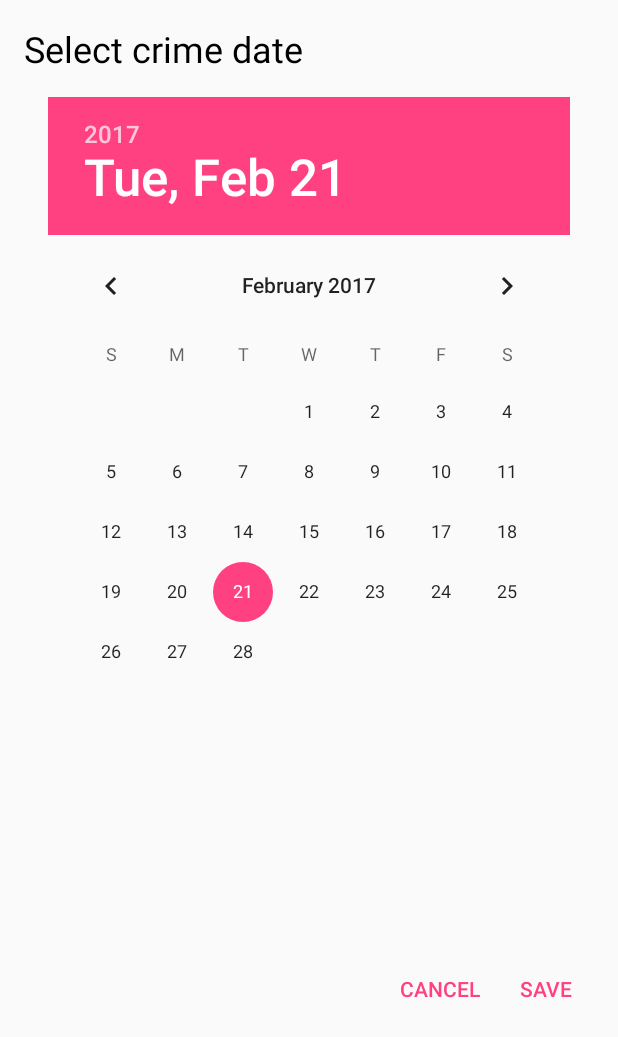
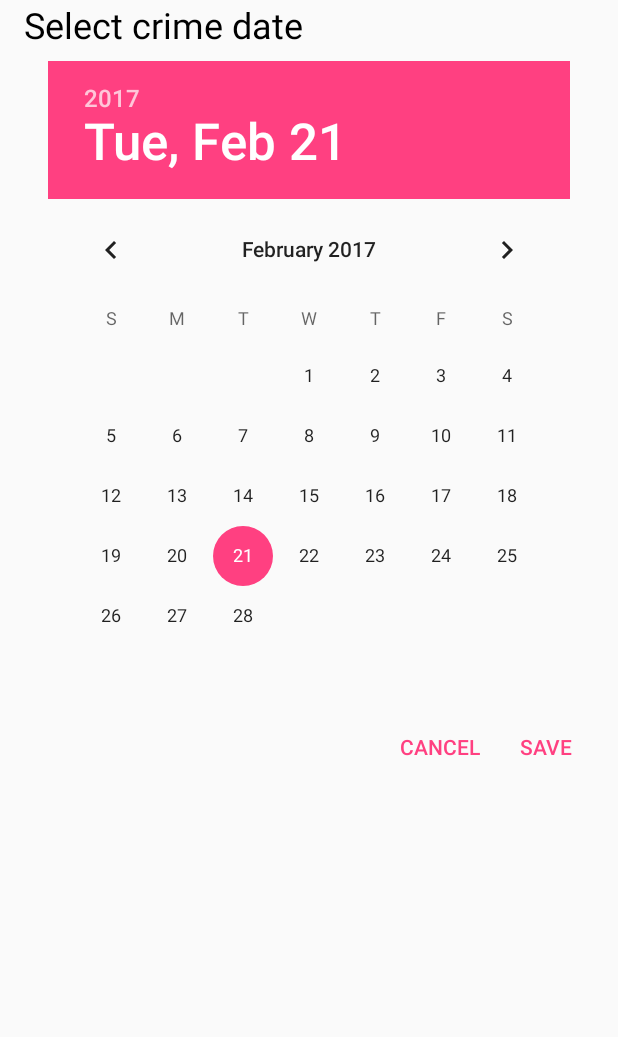
Before and after one commit to chrisdziewa/criminal-intent, an Android app: the DatePickerFragment screen opened directly, with no data from a screen before it, on a phone screen of 412 x 824 dp. Shown: the top 1037 px of the screen. Run offline under Robolectric (Android 15) with nearby library versions, the phone set to English and light mode, and no system bars; 1 statement that could not run was skipped.

Commit message:
Add scroll view to date dialog to keep buttons visible in landscape

```diff
--- a/app/src/main/res/layout/dialog_date.xml
+++ b/app/src/main/res/layout/dialog_date.xml
@@ -1,3 +1,8 @@
+<ScrollView
+    xmlns:android="http://schemas.android.com/apk/res/android"
+    android:layout_width="match_parent"
+    android:layout_height="wrap_content">
+
     <RelativeLayout
         xmlns:android="http://schemas.android.com/apk/res/android"
         android:layout_width="match_parent"
@@ -7,7 +12,8 @@
             android:id="@+id/dialog_title"
             android:layout_width="wrap_content"
             android:layout_height="wrap_content"
-        android:layout_margin="16dp"
+            android:layout_marginLeft="16dp"
+            android:layout_marginBottom="8dp"
             android:text="@string/dialog_date_title"
             android:textColor="@android:color/black"
             android:textSize="24sp"/>
@@ -25,17 +31,17 @@
             android:layout_width="wrap_content"
             android:layout_height="wrap_content"
             android:layout_alignParentBottom="true"
+            android:layout_below="@id/dialog_date_date_picker"
             android:layout_marginLeft="16dp"
-        android:layout_marginRight="16dp"
-        android:layout_below="@id/dialog_date_date_picker">
+            android:layout_marginRight="16dp">
 
             <Button
                 android:id="@+id/save_button"
                 style="?android:attr/buttonBarButtonStyle"
                 android:layout_width="wrap_content"
                 android:layout_height="match_parent"
+                android:layout_alignParentEnd="true"
                 android:layout_alignParentRight="true"
-            android:layout_alignParentEnd="true"
                 android:text="@string/save_button"/>
 
             <Button
@@ -49,3 +55,5 @@
 
         </RelativeLayout>
     </RelativeLayout>
+
+</ScrollView>
```
Lines whose indentation alone changed are shown as unchanged.
